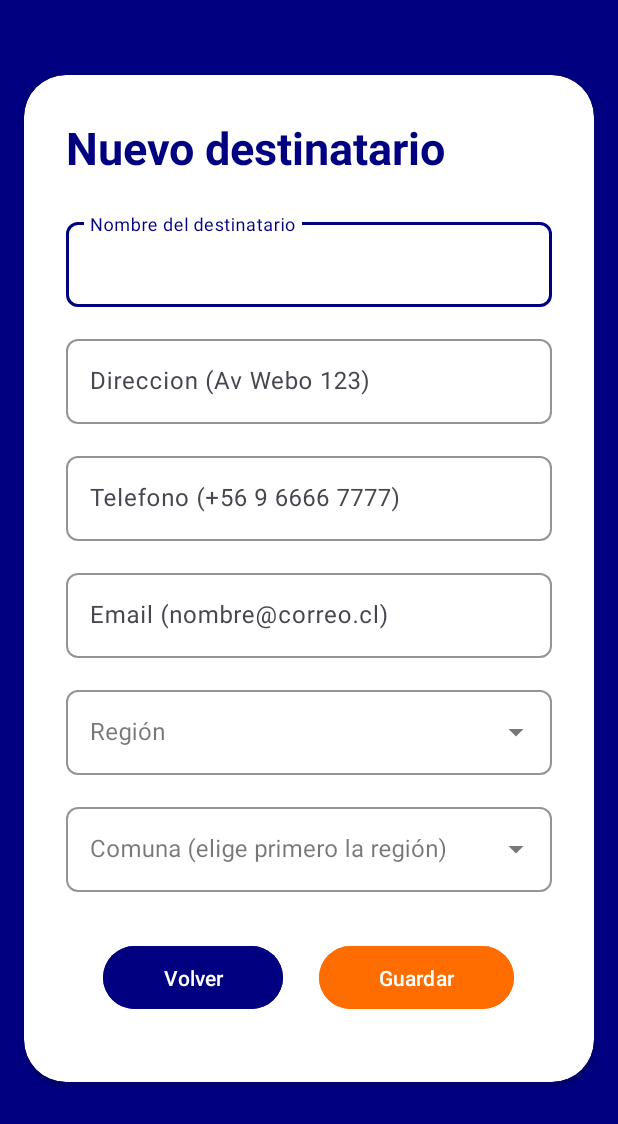
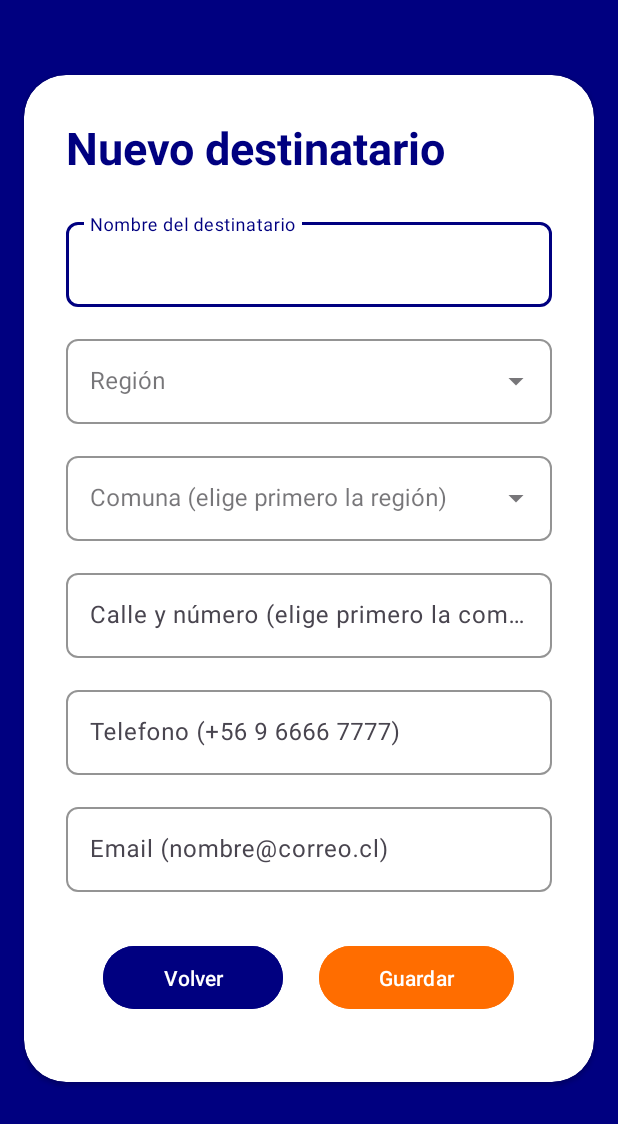
Before and after one commit to Cerny-py/GestionEquipaje, an Android app: the AgregarDestinatario screen opened directly, with no data from a screen before it, on a phone screen of 412 x 824 dp. Shown: the top 1124 px of the screen. Run offline under Robolectric (Android 15) with nearby library versions, the phone set to English and light mode, and no system bars; our stand-ins replace Firebase (no records; nobody signed in at launch, a user with empty details on screens opened directly).

Commit message:
Intento de mejorar la selección de direcciones

```diff
--- a/app/src/main/res/layout/activity_agregar_destinatario.xml
+++ b/app/src/main/res/layout/activity_agregar_destinatario.xml
@@ -67,10 +67,52 @@
                     </com.google.android.material.textfield.TextInputLayout>
 
                     <com.google.android.material.textfield.TextInputLayout
+                        style="@style/Widget.MaterialComponents.TextInputLayout.OutlinedBox.ExposedDropdownMenu"
                         android:layout_width="match_parent"
                         android:layout_height="wrap_content"
                         android:layout_marginTop="16dp"
-                        android:hint="Direccion (Av Webo 123)"
+                        android:hint="Región"
+                        app:boxBackgroundMode="outline"
+                        app:boxCornerRadiusBottomEnd="8dp"
+                        app:boxCornerRadiusBottomStart="8dp"
+                        app:boxCornerRadiusTopEnd="8dp"
+                        app:boxCornerRadiusTopStart="8dp"
+                        app:boxStrokeColor="@color/color_primario"
+                        app:hintTextColor="@color/color_primario">
+
+                        <AutoCompleteTextView
+                            android:id="@+id/edRegionDestinatario"
+                            android:layout_width="match_parent"
+                            android:layout_height="wrap_content"
+                            android:inputType="none" />
+                    </com.google.android.material.textfield.TextInputLayout>
+
+                    <com.google.android.material.textfield.TextInputLayout
+                        style="@style/Widget.MaterialComponents.TextInputLayout.OutlinedBox.ExposedDropdownMenu"
+                        android:layout_width="match_parent"
+                        android:layout_height="wrap_content"
+                        android:layout_marginTop="16dp"
+                        android:hint="Comuna (elige primero la región)"
+                        app:boxBackgroundMode="outline"
+                        app:boxCornerRadiusBottomEnd="8dp"
+                        app:boxCornerRadiusBottomStart="8dp"
+                        app:boxCornerRadiusTopEnd="8dp"
+                        app:boxCornerRadiusTopStart="8dp"
+                        app:boxStrokeColor="@color/color_primario"
+                        app:hintTextColor="@color/color_primario">
+
+                        <AutoCompleteTextView
+                            android:id="@+id/edComunaDestinatario"
+                            android:layout_width="match_parent"
+                            android:layout_height="wrap_content"
+                            android:inputType="none" />
+                    </com.google.android.material.textfield.TextInputLayout>
+
+                    <com.google.android.material.textfield.TextInputLayout
+                        android:layout_width="match_parent"
+                        android:layout_height="wrap_content"
+                        android:layout_marginTop="16dp"
+                        android:hint="Calle y número (elige primero la comuna)"
                         app:boxBackgroundMode="outline"
                         app:boxCornerRadiusBottomEnd="8dp"
                         app:boxCornerRadiusBottomStart="8dp"
@@ -83,6 +125,7 @@
                             android:id="@+id/edDireccionDestinatario"
                             android:layout_width="match_parent"
                             android:layout_height="wrap_content"
+                            android:imeOptions="actionDone"
                             android:inputType="text" />
                     </com.google.android.material.textfield.TextInputLayout>
 
@@ -127,47 +170,7 @@
                             android:inputType="textEmailAddress" />
                     </com.google.android.material.textfield.TextInputLayout>
 
-                    <com.google.android.material.textfield.TextInputLayout
-                        style="@style/Widget.MaterialComponents.TextInputLayout.OutlinedBox.ExposedDropdownMenu"
-                        android:layout_width="match_parent"
-                        android:layout_height="wrap_content"
-                        android:layout_marginTop="16dp"
-                        android:hint="Región"
-                        app:boxBackgroundMode="outline"
-                        app:boxCornerRadiusBottomEnd="8dp"
-                        app:boxCornerRadiusBottomStart="8dp"
-                        app:boxCornerRadiusTopEnd="8dp"
-                        app:boxCornerRadiusTopStart="8dp"
-                        app:boxStrokeColor="@color/color_primario"
-                        app:hintTextColor="@color/color_primario">
 
-                        <AutoCompleteTextView
-                            android:id="@+id/edRegionDestinatario"
-                            android:layout_width="match_parent"
-                            android:layout_height="wrap_content"
-                            android:inputType="none" />
-                    </com.google.android.material.textfield.TextInputLayout>
-
-                    <com.google.android.material.textfield.TextInputLayout
-                        style="@style/Widget.MaterialComponents.TextInputLayout.OutlinedBox.ExposedDropdownMenu"
-                        android:layout_width="match_parent"
-                        android:layout_height="wrap_content"
-                        android:layout_marginTop="16dp"
-                        android:hint="Comuna (elige primero la región)"
-                        app:boxBackgroundMode="outline"
-                        app:boxCornerRadiusBottomEnd="8dp"
-                        app:boxCornerRadiusBottomStart="8dp"
-                        app:boxCornerRadiusTopEnd="8dp"
-                        app:boxCornerRadiusTopStart="8dp"
-                        app:boxStrokeColor="@color/color_primario"
-                        app:hintTextColor="@color/color_primario">
-
-                        <AutoCompleteTextView
-                            android:id="@+id/edComunaDestinatario"
-                            android:layout_width="match_parent"
-                            android:layout_height="wrap_content"
-                            android:inputType="none" />
-                    </com.google.android.material.textfield.TextInputLayout>
 
                     <ProgressBar
                         android:id="@+id/progresoDestinatario"
```
Also changed, not shown: app/src/main/java/com/ortz/gestionequipaje/Destinatario/AgregarDestinatario.kt (+120 -15 lines), app/src/main/java/com/ortz/gestionequipaje/data/Geocodificador.kt (added, +61 -0 lines).
